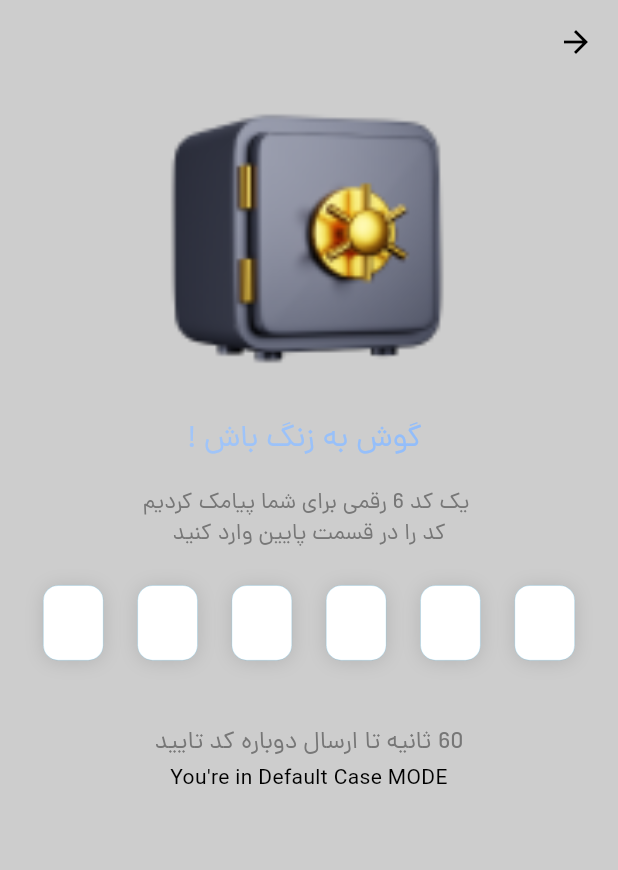
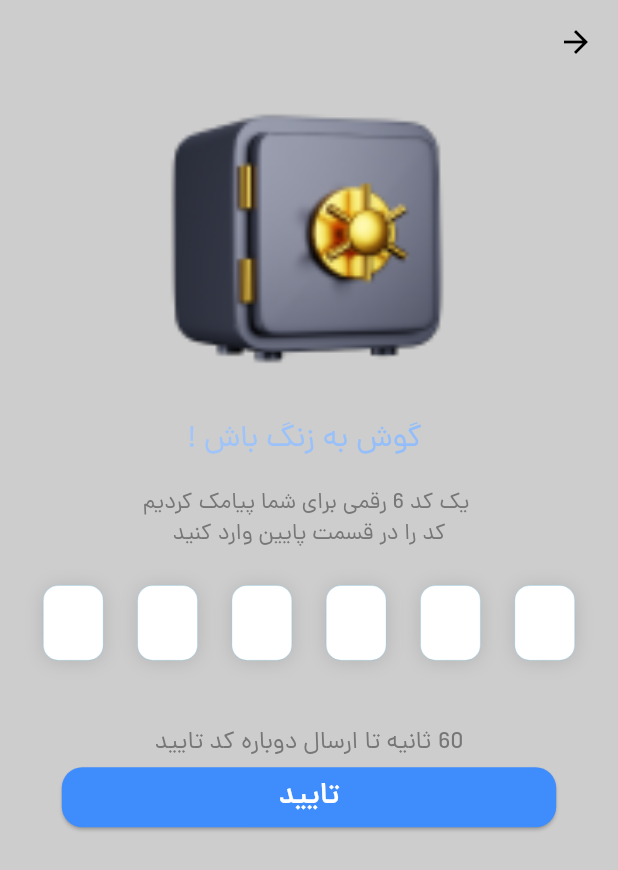
Before and after one commit to MohsenModhej13/Duel, a Flutter app: the CheckOTPView screen opened directly with empty values, on a phone screen of 412 x 824 dp. Shown: the top 870 px of the screen. Run offline on Flutter 3.47's test engine with Material 3 defaults, Android fonts, the phone set to English and light mode, and no system bars; drawn by our look-alikes of pin_code_fields; our stand-ins replace animate_do, bloc, country_picker, equatable, flutter_bloc, flutter_screenutil and 2 more; accounts and stored records are empty.

Commit message:
debug check otp

```diff
--- a/lib/Features/Auth_Features/bloc/check-otp-bloc/check_otp_bloc.dart
+++ b/lib/Features/Auth_Features/bloc/check-otp-bloc/check_otp_bloc.dart
@@ -1,30 +1,39 @@
 import 'dart:async';
+
 import 'package:bloc/bloc.dart';
+import 'package:duel/Features/Auth_Features/model/check_otp_model.dart';
+import 'package:duel/Features/Auth_Features/repository/check_otp_repo.dart';
 import 'package:equatable/equatable.dart';
-import '../../repository/check_otp_repo.dart';
 
 part 'check_otp_event.dart';
 part 'check_otp_state.dart';
 
-class CheckOtpBloc extends Bloc<CheckOtpEvent, CheckOtpState> {
+class CheckOTPBloc extends Bloc<CheckOtpEvent, CheckOtpState> {
   final CheckOTPRepo otpRepo;
-  CheckOtpBloc(this.otpRepo) : super(CheckOtpInitial()) {
-    on<CallCheckOtp>(callCheckOTP);
+
+  CheckOTPBloc(this.otpRepo) : super(CheckOtpInitial()) {
+    on<CallCheckOtpEvent>(callCheckOTP);
   }
 
-  FutureOr<void> callCheckOTP(
-      CallCheckOtp event, Emitter<CheckOtpState> emit) async {
-    // App is Loading
+  FutureOr<void> callCheckOTP(CallCheckOtpEvent event, Emitter<CheckOtpState> emit) async {
     emit(CheckOtpLoading());
+    print("event: ${event}");
+    try {
+      final CheckOTPModel result = await otpRepo.callCheckOTP(
+        event.phoneNumber,
+        event.otpPassword,
+      );
+      print("result: ${result}");
+      if (result.isLoggedIn == true) {
 
-    try {
-      final otpData =
-          await otpRepo.callCheckOTP(event.phoneNumber, event.otpPassword);
-      emit(
-        CheckOtpSuccess(otpData.toString()),
-      );
+        emit(
+          CheckOtpSuccess(result),
+        );
+      } else {
+        emit(CheckOtpFailure());
+      }
     } catch (e) {
-      print(e.toString());
+      e.toString();
     }
   }
 }
--- a/lib/Features/Auth_Features/bloc/check-otp-bloc/check_otp_event.dart
+++ b/lib/Features/Auth_Features/bloc/check-otp-bloc/check_otp_event.dart
@@ -4,11 +4,11 @@ abstract class CheckOtpEvent extends Equatable {
   const CheckOtpEvent();
 }
 
-class CallCheckOtp extends CheckOtpEvent {
+class CallCheckOtpEvent extends CheckOtpEvent {
   final String phoneNumber;
   final String otpPassword;
 
-  const CallCheckOtp(this.phoneNumber, this.otpPassword);
+  const CallCheckOtpEvent(this.phoneNumber, this.otpPassword);
 
   @override
   List<Object?> get props => [phoneNumber, otpPassword];
--- a/lib/Features/Auth_Features/bloc/check-otp-bloc/check_otp_state.dart
+++ b/lib/Features/Auth_Features/bloc/check-otp-bloc/check_otp_state.dart
@@ -12,12 +12,12 @@ class CheckOtpInitial extends CheckOtpState {}
 class CheckOtpLoading extends CheckOtpState {}
 
 class CheckOtpSuccess extends CheckOtpState {
-  final String otpCode;
+  final CheckOTPModel model;
 
-  const CheckOtpSuccess(this.otpCode);
+  const CheckOtpSuccess(this.model);
 
   @override
-  List<Object> get props => [otpCode];
+  List<Object> get props => [model];
 }
 
 class CheckOtpFailure extends CheckOtpState {}
--- a/lib/Features/Auth_Features/bloc/send-otp-bloc/send_otp_bloc.dart
+++ b/lib/Features/Auth_Features/bloc/send-otp-bloc/send_otp_bloc.dart
@@ -1,5 +1,4 @@
 import 'dart:async';
-
 import 'package:bloc/bloc.dart';
 import 'package:duel/Features/Auth_Features/repository/send_otp_repo.dart';
 import 'package:meta/meta.dart';
--- a/lib/Features/Auth_Features/model/check_otp_model.dart
+++ b/lib/Features/Auth_Features/model/check_otp_model.dart
@@ -28,9 +28,9 @@ class CheckOTPModel {
 
   // fetching data from CheckOTP API
   factory CheckOTPModel.fromMap(Mapper map) => CheckOTPModel(
-        isLoggedIn: map['isLoggedIn'] as bool,
+        isLoggedIn: map['isLoggedIn'],
         message: map['message'].toString(),
-        userId: int.parse(map['userId']),
+        userId: map['userId'],
         phoneNumber: map['phoneNumber'].toString(),
       );
 
--- a/lib/Features/Auth_Features/view/check_otp_view.dart
+++ b/lib/Features/Auth_Features/view/check_otp_view.dart
@@ -3,13 +3,13 @@ import 'package:duel/Core/Layout/responsive_layout.dart';
 import 'package:duel/Core/Route/route_name.dart';
 import 'package:duel/Core/gen/assets.gen.dart';
 import 'package:duel/Features/Auth_Features/bloc/check-otp-bloc/check_otp_bloc.dart';
-import 'package:duel/Features/Auth_Features/repository/check_otp_repo.dart';
 import 'package:duel/Features/Auth_Features/widget/pin_code_widget.dart';
 import 'package:flutter/material.dart';
 import 'package:flutter_bloc/flutter_bloc.dart';
 import 'package:flutter_screenutil/flutter_screenutil.dart';
 
 import '../../../Core/Constant/constants.dart';
+import '../repository/check_otp_repo.dart';
 
 class CheckOTPView extends StatefulWidget {
   const CheckOTPView({super.key});
@@ -25,7 +25,6 @@ class _CheckOTPViewState extends State<CheckOTPView> {
   @override
   void initState() {
     pinCodeController = TextEditingController();
-
     super.initState();
   }
 
@@ -38,7 +37,6 @@ class _CheckOTPViewState extends State<CheckOTPView> {
   @override
   Widget build(BuildContext context) {
     final Mapper args = ModalRoute.of(context)!.settings.arguments as Mapper;
-    final blocProvider = BlocProvider.of<CheckOtpBloc>(context);
     final appTheme = Theme.of(context).colorScheme;
     return Scaffold(
       appBar: AppBar(backgroundColor: Colors.transparent),
@@ -54,7 +52,23 @@ class _CheckOTPViewState extends State<CheckOTPView> {
               ),
             ),
             SizedBox(height: 14.sp),
-            const KeepUpText(),
+            MyText(
+              title: ' گوش به زنگ باش !',
+              style: TextStyle(
+                fontFamily: 'dana_regular',
+                fontSize: ResponsiveLayout.isTablet(context) ? 19.sp : 18.sp,
+                foreground: Paint()
+                  ..shader = const LinearGradient(
+                    colors: <Color>[
+                      Color.fromARGB(255, 169, 201, 247),
+                      Color.fromARGB(255, 129, 180, 252),
+                    ],
+                  ).createShader(
+                    const Rect.fromLTWH(50, 0, 400, 0),
+                  ),
+              ),
+              textAlign: TextAlign.center,
+            ),
             SizedBox(height: 16.sp),
             MyText(
               title:
@@ -79,18 +93,23 @@ class _CheckOTPViewState extends State<CheckOTPView> {
               ),
               textAlign: TextAlign.center,
             ),
-            BlocBuilder<CheckOtpBloc, CheckOtpState>(
-              bloc: CheckOtpBloc(CheckOTPRepo()),
-              builder: (context, state) {
-                switch (state) {
-                  case CheckOtpSuccess():
-                    return SizedBox(
+            SizedBox(
               width: Constants.screenSize(context).width * 0.8,
+              child: BlocListener<CheckOTPBloc, CheckOtpState>(
+                listener: (context, state) {
+
+                  if (state is CheckOtpSuccess) {
+                    Navigator.pushReplacementNamed(context, RouteName.navbar);
+                  }
+                },
                 child: ElevatedButton(
                   onPressed: () {
-                          blocProvider;
-                          Navigator.pushReplacementNamed(
-                              context, RouteName.navbar);
+                   context.read<CheckOTPBloc>().add(
+                     CallCheckOtpEvent(
+                        args['phoneNumber'],
+                        pinCodeController.text.trim(),
+                      ),
+                    );
                   },
                   style: ElevatedButton.styleFrom(
                     shape: RoundedRectangleBorder(
@@ -108,18 +127,7 @@ class _CheckOTPViewState extends State<CheckOTPView> {
                     ),
                   ),
                 ),
-                    );
-                  case CheckOtpLoading():
-                    return const Center(
-                        child: CircularProgressIndicator(color: Colors.blue));
-
-                  case CheckOtpFailure():
-                    return const Center(
-                        child: CircularProgressIndicator(color: Colors.red));
-                  default:
-                    return const Text("You're in Default Case MODE");
-                }
-              },
+              ),
             ),
           ],
         ),
@@ -128,29 +136,15 @@ class _CheckOTPViewState extends State<CheckOTPView> {
   }
 }
 
-class KeepUpText extends StatelessWidget {
-  const KeepUpText({
-    super.key,
-  });
 
-  @override
-  Widget build(BuildContext context) {
-    return MyText(
-      title: ' گوش به زنگ باش !',
-      style: TextStyle(
-        fontFamily: 'dana_regular',
-        fontSize: ResponsiveLayout.isTablet(context) ? 19.sp : 18.sp,
-        foreground: Paint()
-          ..shader = const LinearGradient(
-            colors: <Color>[
-              Color.fromARGB(255, 169, 201, 247),
-              Color.fromARGB(255, 129, 180, 252),
-            ],
-          ).createShader(
-            const Rect.fromLTWH(50, 0, 400, 0),
+
+Widget otpBoxView(BuildContext context) => Container(
+      width: ResponsiveLayout.isTablet(context) ? 52.sp : 50.sp,
+      height: ResponsiveLayout.isTablet(context) ? 52.sp : 50.sp,
+      decoration: ShapeDecoration(
+        shape: RoundedRectangleBorder(
+          borderRadius: BorderRadius.circular(10.sp),
         ),
+        color: Theme.of(context).colorScheme.inversePrimary,
       ),
-      textAlign: TextAlign.center,
     );
-  }
-}
--- a/lib/main.dart
+++ b/lib/main.dart
@@ -15,7 +15,7 @@ void main() => runApp(
           BlocProvider(create: (context) => ThemeBloc()),
           BlocProvider(create: (context) => NavbarCubit()),
           BlocProvider(create: (context) => SendOTPBloc(SendOTPRepo())),
-          BlocProvider(create: (context) => CheckOtpBloc(CheckOTPRepo())),
+          BlocProvider(create: (context) => CheckOTPBloc(CheckOTPRepo())),
         ],
         child: ScreenUtilInit(
           designSize: const Size(360, 690),
```
Also changed, not shown: lib/Features/Auth_Features/widget/send_otp_button.dart (+6 -2 lines). Lines whose indentation alone changed are shown as unchanged.
